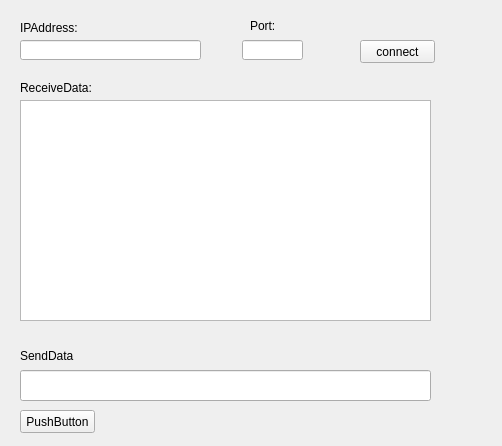
First picture: the form in client/clientwidget.ui, repository qtcore/Network_Debug_Assistant, before the edit.
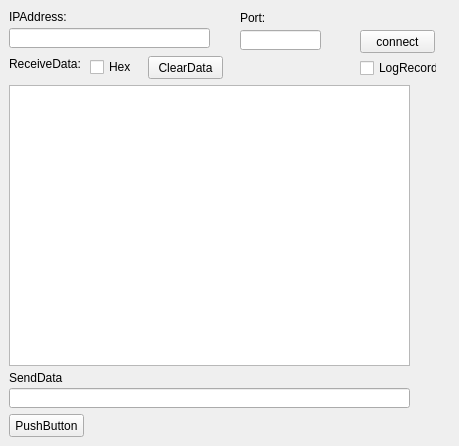
Second picture: the form after the edit.

Commit message: Add Show hexadecimal Data

Diff of the .ui file:
```diff
--- a/client/clientwidget.ui
+++ b/client/clientwidget.ui
@@ -6,7 +6,7 @@
    <rect>
     <x>0</x>
     <y>0</y>
-    <width>502</width>
+    <width>459</width>
     <height>446</height>
    </rect>
   </property>
@@ -16,9 +16,9 @@
   <widget class="QLineEdit" name="ClientIPlineEdit">
    <property name="geometry">
     <rect>
-     <x>20</x>
-     <y>40</y>
-     <width>181</width>
+     <x>9</x>
+     <y>28</y>
+     <width>201</width>
      <height>20</height>
     </rect>
    </property>
@@ -26,9 +26,9 @@
   <widget class="QLineEdit" name="ClientPortlineEdit">
    <property name="geometry">
     <rect>
-     <x>242</x>
-     <y>40</y>
-     <width>61</width>
+     <x>240</x>
+     <y>30</y>
+     <width>81</width>
      <height>20</height>
     </rect>
    </property>
@@ -37,7 +37,7 @@
    <property name="geometry">
     <rect>
      <x>360</x>
-     <y>40</y>
+     <y>30</y>
      <width>75</width>
      <height>23</height>
     </rect>
@@ -49,28 +49,28 @@
   <widget class="QTextEdit" name="ClinentRecvDatatextEdit">
    <property name="geometry">
     <rect>
-     <x>20</x>
-     <y>100</y>
-     <width>411</width>
-     <height>221</height>
+     <x>9</x>
+     <y>85</y>
+     <width>401</width>
+     <height>281</height>
     </rect>
    </property>
   </widget>
   <widget class="QLineEdit" name="ClinentSendDatalineEdit">
    <property name="geometry">
     <rect>
-     <x>20</x>
-     <y>370</y>
-     <width>411</width>
-     <height>31</height>
+     <x>9</x>
+     <y>388</y>
+     <width>401</width>
+     <height>20</height>
     </rect>
    </property>
   </widget>
   <widget class="QPushButton" name="ClinentSendDatapushButton">
    <property name="geometry">
     <rect>
-     <x>20</x>
-     <y>410</y>
+     <x>9</x>
+     <y>414</y>
      <width>75</width>
      <height>23</height>
     </rect>
@@ -82,9 +82,9 @@
   <widget class="QLabel" name="label">
    <property name="geometry">
     <rect>
-     <x>20</x>
-     <y>20</y>
-     <width>71</width>
+     <x>9</x>
+     <y>9</y>
+     <width>60</width>
      <height>16</height>
     </rect>
    </property>
@@ -95,10 +95,10 @@
   <widget class="QLabel" name="label_2">
    <property name="geometry">
     <rect>
-     <x>250</x>
-     <y>20</y>
-     <width>54</width>
-     <height>12</height>
+     <x>240</x>
+     <y>10</y>
+     <width>30</width>
+     <height>16</height>
     </rect>
    </property>
    <property name="text">
@@ -108,9 +108,9 @@
   <widget class="QLabel" name="label_3">
    <property name="geometry">
     <rect>
-     <x>20</x>
-     <y>80</y>
-     <width>91</width>
+     <x>9</x>
+     <y>56</y>
+     <width>72</width>
      <height>16</height>
     </rect>
    </property>
@@ -121,16 +121,55 @@
   <widget class="QLabel" name="label_4">
    <property name="geometry">
     <rect>
-     <x>20</x>
-     <y>350</y>
+     <x>9</x>
+     <y>370</y>
      <width>54</width>
-     <height>12</height>
+     <height>16</height>
     </rect>
    </property>
    <property name="text">
     <string>SendData:</string>
    </property>
   </widget>
+  <widget class="QCheckBox" name="ClientCheckBox">
+   <property name="geometry">
+    <rect>
+     <x>360</x>
+     <y>60</y>
+     <width>77</width>
+     <height>16</height>
+    </rect>
+   </property>
+   <property name="text">
+    <string>LogRecord</string>
+   </property>
+  </widget>
+  <widget class="QPushButton" name="ClientDelpushButton">
+   <property name="geometry">
+    <rect>
+     <x>148</x>
+     <y>56</y>
+     <width>75</width>
+     <height>23</height>
+    </rect>
+   </property>
+   <property name="text">
+    <string>ClearData</string>
+   </property>
+  </widget>
+  <widget class="QCheckBox" name="ClientHexcheckBox">
+   <property name="geometry">
+    <rect>
+     <x>90</x>
+     <y>59</y>
+     <width>41</width>
+     <height>16</height>
+    </rect>
+   </property>
+   <property name="text">
+    <string>Hex</string>
+   </property>
+  </widget>
  </widget>
  <layoutdefault spacing="6" margin="11"/>
  <resources/>
```
The commit also changes 2 other files.
